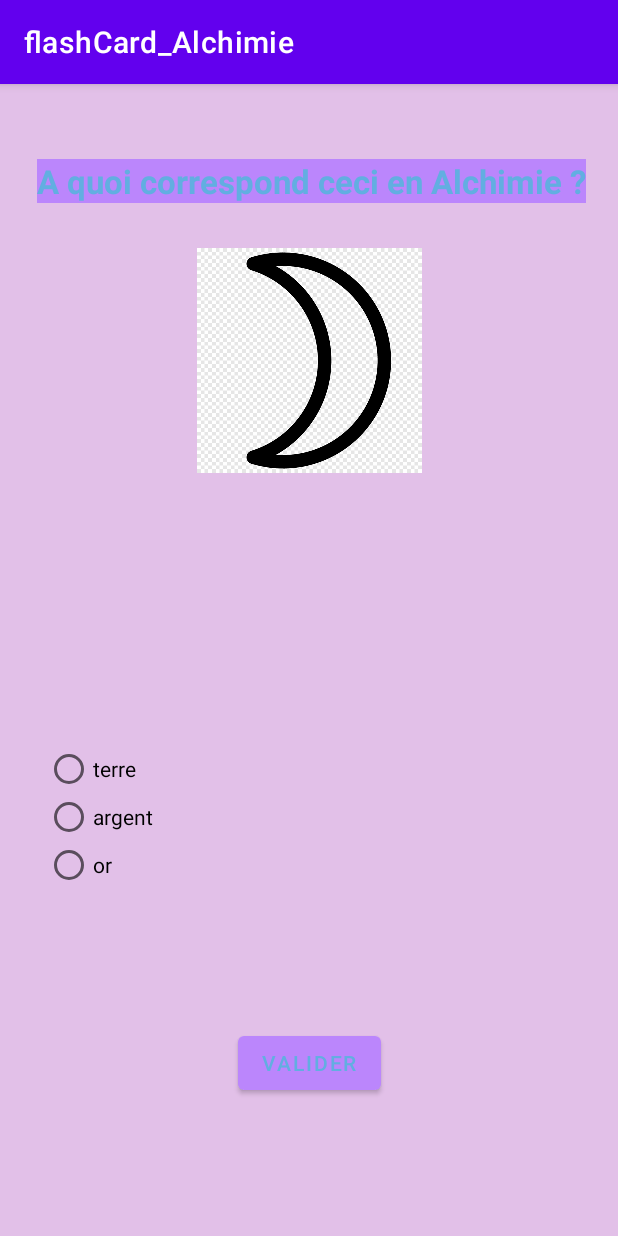
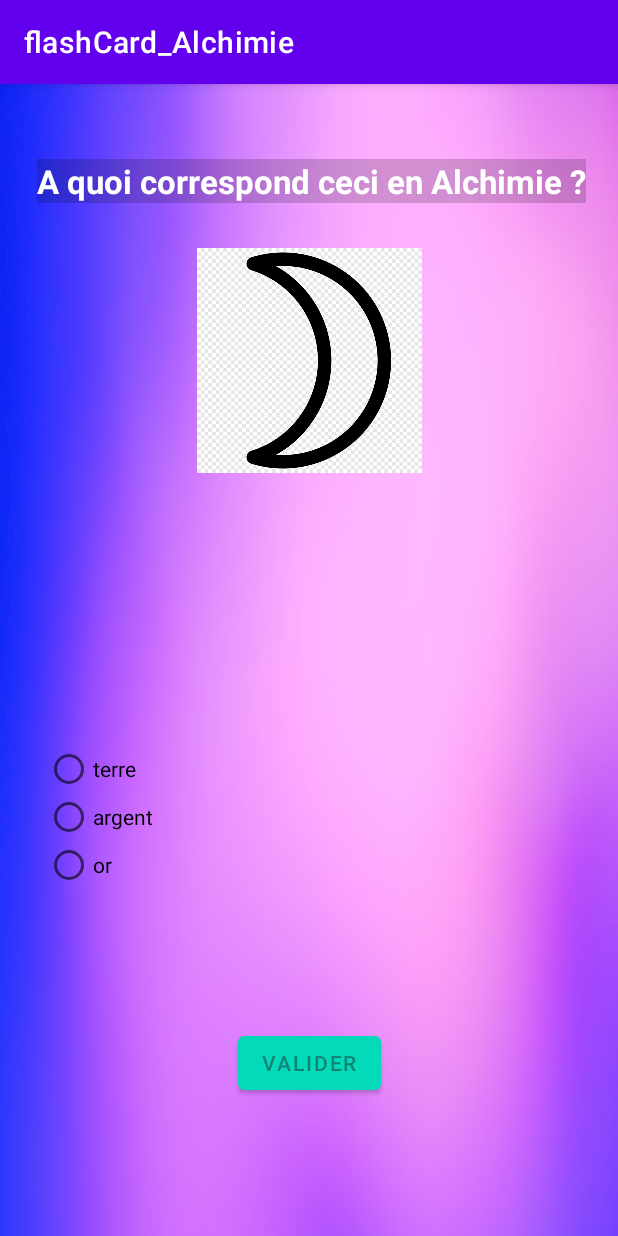
Before and after one commit to coding-factory-classrooms/android-l2-flashcards-groupe-7-alchimie, an Android app: the MainActivity screen opened directly, with no data from a screen before it, on a phone screen of 412 x 824 dp. Run offline under Robolectric (Android 15) with nearby library versions, the phone set to English and light mode, and no system bars.

Commit message:
texte color check

```diff
--- a/app/src/main/res/layout-v21/activity_main.xml
+++ b/app/src/main/res/layout-v21/activity_main.xml
@@ -5,7 +5,8 @@
     android:layout_width="match_parent"
     android:layout_height="match_parent"
     tools:context=".MainActivity"
-    android:background="#4A9C27B0">
+    android:background="@drawable/ton_degrade_pastel_violet_rose_bleu_fond_49683_3956"
+>
 
     <TextView
         android:id="@+id/questionTextView"
@@ -15,8 +16,8 @@
         android:text="A quoi correspond ceci en Alchimie ?"
         android:textAppearance="@style/TextAppearance.AppCompat.Large"
         android:textStyle="bold"
-        android:background="@color/purple_200"
-        android:textColor="#7A03DAC5"
+        android:textColor="#FFFFFF"
+        android:background="#2D000000"
         app:layout_constraintHorizontal_bias="0.543"
         app:layout_constraintLeft_toLeftOf="parent"
         app:layout_constraintRight_toRightOf="parent"
@@ -52,8 +53,8 @@
         android:layout_width="wrap_content"
         android:layout_height="wrap_content"
         android:text="Valider"
-        android:textColor="#7A03DAC5"
-        app:backgroundTint="#BB86FC"
+        android:textColor="#7A232323"
+        app:backgroundTint="#03DABA"
         app:layout_constraintBottom_toBottomOf="parent"
         app:layout_constraintEnd_toEndOf="@+id/radioGroup"
         app:layout_constraintStart_toStartOf="@+id/radioGroup"
--- a/app/src/main/res/layout/activity_main.xml
+++ b/app/src/main/res/layout/activity_main.xml
@@ -52,8 +52,8 @@
         android:layout_width="wrap_content"
         android:layout_height="wrap_content"
         android:text="Valider"
-        android:textColor="#7A000000"
-        app:backgroundTint="#03DAC5"
+        android:textColor="#7A232323"
+        app:backgroundTint="#03DABA"
         app:layout_constraintBottom_toBottomOf="parent"
         app:layout_constraintEnd_toEndOf="@+id/radioGroup"
         app:layout_constraintStart_toStartOf="@+id/radioGroup"
```
